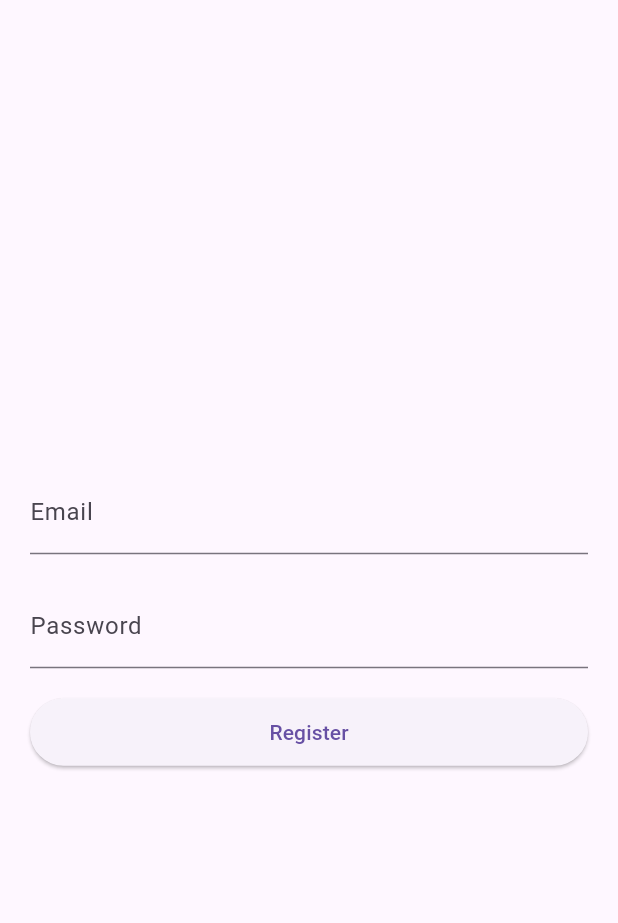
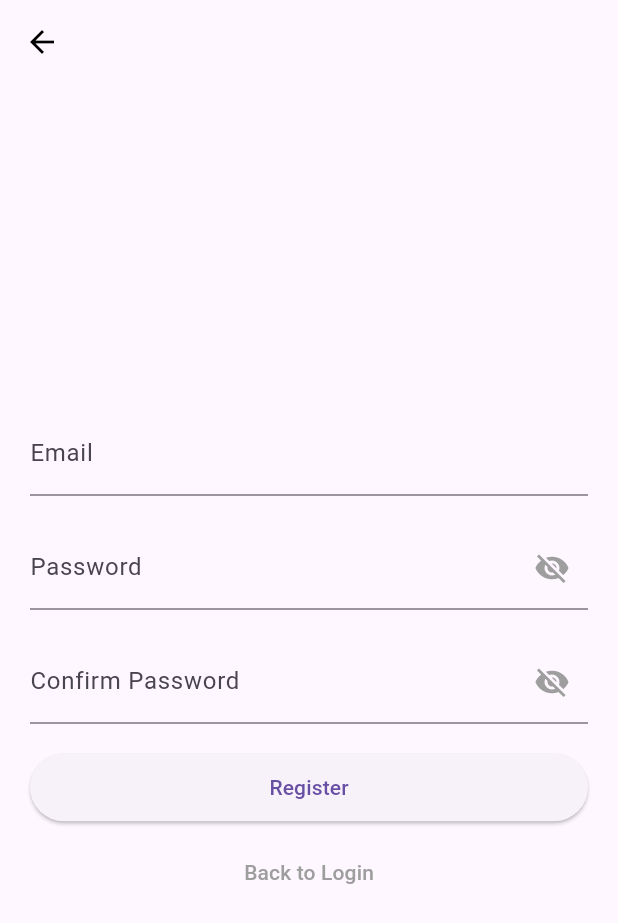
Before and after one commit to melihalkbk/flutter_guidance, a Flutter app: the RegisterPage screen opened directly, on a phone screen of 412 x 824 dp. Shown: the top 923 px of the screen. Run offline on Flutter 3.47's test engine with Material 3 defaults, Android fonts, the phone set to English and light mode, and no system bars; our stand-ins replace firebase_auth, firebase_core, google_sign_in; missing offline and left inert: flutter_facebook_auth; accounts and stored records are empty.

Commit message:
add:password visible toggle,match passwords and login ui has been organized

```diff
--- a/login_app/lib/pages/register_page.dart
+++ b/login_app/lib/pages/register_page.dart
@@ -12,13 +12,17 @@ class _RegisterPageState extends State<RegisterPage> {
   final _formKey = GlobalKey<FormState>();
   final _emailController = TextEditingController();
   final _passwordController = TextEditingController();
+  final _confirmPasswordController = TextEditingController();
   final AuthService _authService = AuthService();
   bool _isLoading = false;
+  bool _isPasswordVisible = false;
+  bool _isConfirmPasswordVisible = false;
 
   @override
   void dispose() {
     _emailController.dispose();
     _passwordController.dispose();
+    _confirmPasswordController.dispose();
     super.dispose();
   }
 
@@ -74,7 +78,16 @@ class _RegisterPageState extends State<RegisterPage> {
   @override
   Widget build(BuildContext context) {
     return Scaffold(
+      appBar: AppBar(
+        backgroundColor: Colors.transparent,
+        elevation: 0,
+        leading: IconButton(
+          icon: const Icon(Icons.arrow_back, color: Colors.black),
+          onPressed: () => Navigator.pop(context),
+        ),
+      ),
       body: Center(
+        child: SingleChildScrollView(
           child: Padding(
             padding: const EdgeInsets.all(20.0),
             child: Form(
@@ -98,7 +111,7 @@ class _RegisterPageState extends State<RegisterPage> {
                   const SizedBox(height: 20),
                   TextFormField(
                     controller: _passwordController,
-                  obscureText: true,
+                    obscureText: !_isPasswordVisible,
                     validator: (text) {
                       if (text == null || text.isEmpty) {
                         return 'Please enter password';
@@ -108,7 +121,53 @@ class _RegisterPageState extends State<RegisterPage> {
                       }
                       return null;
                     },
-                  decoration: const InputDecoration(labelText: 'Password'),
+                    decoration: InputDecoration(
+                      labelText: 'Password',
+                      suffixIcon: IconButton(
+                        icon: Icon(
+                          _isPasswordVisible
+                              ? Icons.visibility
+                              : Icons.visibility_off,
+                          color: Colors.grey,
+                        ),
+                        onPressed: () {
+                          setState(() {
+                            _isPasswordVisible = !_isPasswordVisible;
+                          });
+                        },
+                      ),
+                    ),
+                  ),
+                  const SizedBox(height: 20),
+                  TextFormField(
+                    controller: _confirmPasswordController,
+                    obscureText: !_isConfirmPasswordVisible,
+                    validator: (text) {
+                      if (text == null || text.isEmpty) {
+                        return 'Please confirm your password';
+                      }
+                      if (text != _passwordController.text) {
+                        return 'Passwords do not match';
+                      }
+                      return null;
+                    },
+                    decoration: InputDecoration(
+                      labelText: 'Confirm Password',
+                      suffixIcon: IconButton(
+                        icon: Icon(
+                          _isConfirmPasswordVisible
+                              ? Icons.visibility
+                              : Icons.visibility_off,
+                          color: Colors.grey,
+                        ),
+                        onPressed: () {
+                          setState(() {
+                            _isConfirmPasswordVisible =
+                                !_isConfirmPasswordVisible;
+                          });
+                        },
+                      ),
+                    ),
                   ),
                   const SizedBox(height: 20),
                   _isLoading
@@ -121,7 +180,16 @@ class _RegisterPageState extends State<RegisterPage> {
                           child: const Text('Register'),
                         ),
                       ),
+                  const SizedBox(height: 10),
+                  TextButton(
+                    onPressed: () => Navigator.pop(context),
+                    child: const Text(
+                      'Back to Login',
+                      style: TextStyle(color: Colors.grey),
+                    ),
+                  ),
                 ],
+              ),
             ),
           ),
         ),
```
Also changed, not shown: login_app/lib/pages/login_page.dart (+32 -15 lines). Lines whose indentation alone changed are shown as unchanged.
